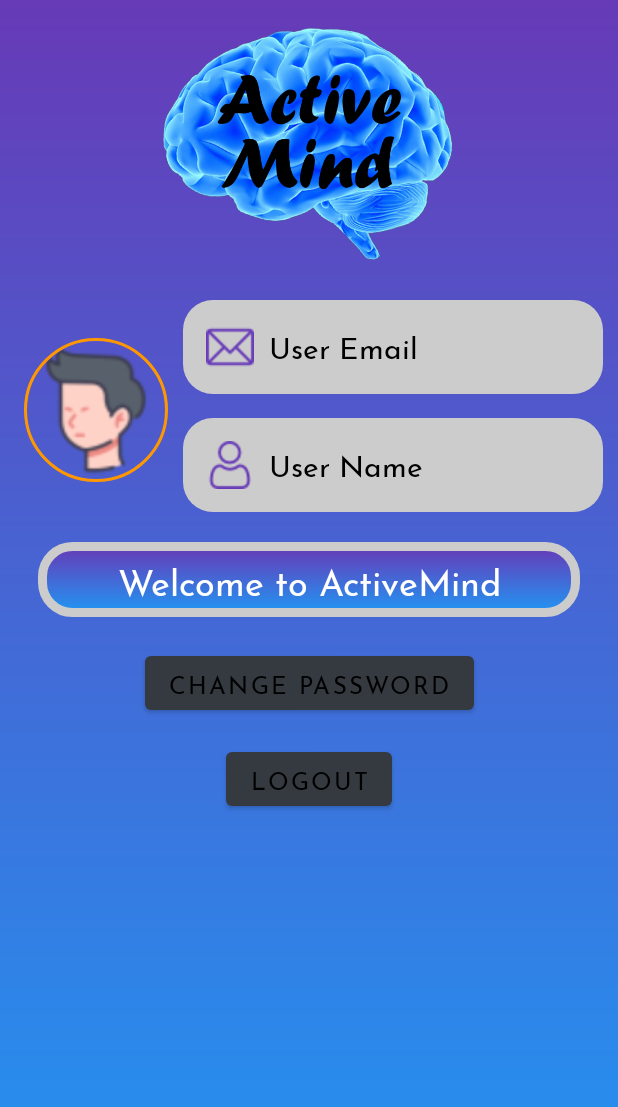
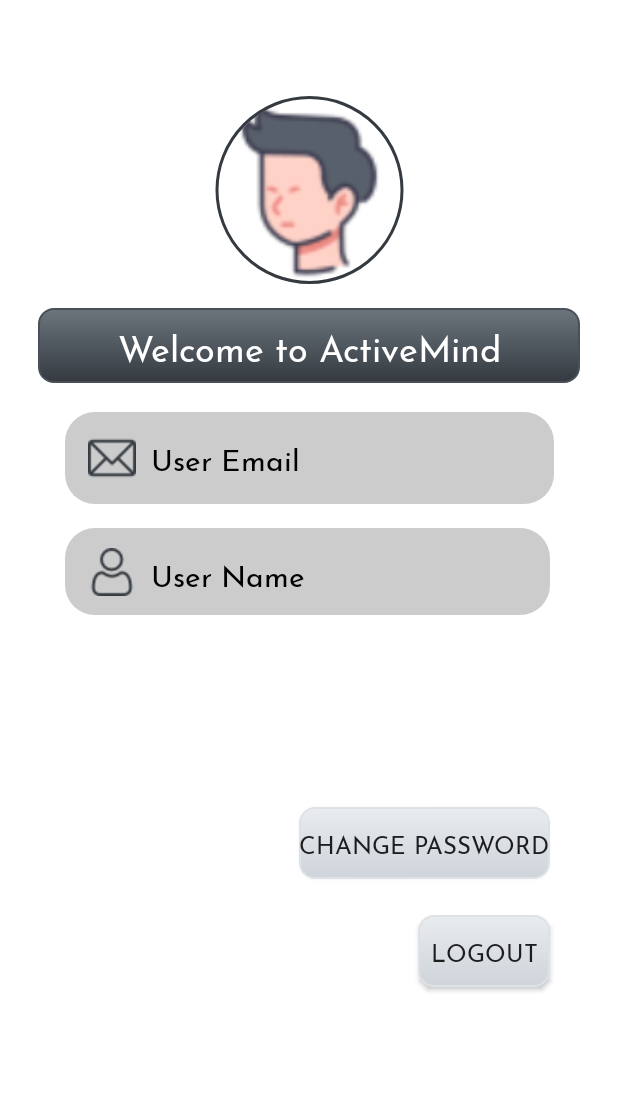
Before and after one commit to mtrhorange/ActiveMind, an Android app: the layout fragment_profile.xml on its own in the app's theme, with its tools: preview values and no code run, on a phone screen of 412 x 824 dp. Shown: the top 1107 px of the screen. Run offline under Robolectric (Android 15) with nearby library versions, the phone set to English and light mode, and no system bars.

Commit message:
update color

```diff
--- a/app/src/main/res/layout/fragment_graph.xml
+++ b/app/src/main/res/layout/fragment_graph.xml
@@ -25,7 +25,7 @@
             android:layout_height="wrap_content"
             android:layout_margin="16dp"
             android:layout_marginTop="16dp"
-            android:background="@drawable/background"
+            android:background="@color/grey_7"
             android:gravity="center"
             android:padding="6dp"
             android:text="View your Game Scores"
@@ -36,12 +36,13 @@
             app:layout_constraintStart_toStartOf="parent"
             app:layout_constraintTop_toTopOf="parent" />
 
-        <Button
+        <androidx.appcompat.widget.AppCompatButton
             android:id="@+id/leftBtn"
             android:layout_width="50dp"
             android:layout_height="wrap_content"
             android:layout_marginLeft="16dp"
             android:layout_marginTop="4dp"
+            android:background="@drawable/my_button_slient"
             android:text="&lt;"
             android:fontFamily="@font/josefinsans"
             android:textSize="24sp"
@@ -62,12 +63,13 @@
             app:layout_constraintStart_toEndOf="@+id/leftBtn"
             app:layout_constraintTop_toBottomOf="@+id/textView6" />
 
-        <Button
+        <androidx.appcompat.widget.AppCompatButton
             android:id="@+id/rightBtn"
             android:layout_width="50dp"
             android:layout_height="wrap_content"
             android:layout_marginTop="4dp"
             android:layout_marginRight="16dp"
+            android:background="@drawable/my_button_slient"
             android:text="&gt;"
             android:fontFamily="@font/josefinsans"
             android:textSize="24sp"
@@ -86,25 +88,27 @@
 
         </com.github.mikephil.charting.charts.BarChart>
 
-        <Button
+        <androidx.appcompat.widget.AppCompatButton
             android:id="@+id/numberMemoryGameBtn"
             android:layout_width="250dp"
             android:layout_height="48dp"
             android:layout_weight="1"
             android:text="Number Memory Game"
+            android:background="@drawable/my_button_active"
             android:fontFamily="@font/josefinsans"
             android:visibility="gone"
             app:layout_constraintEnd_toEndOf="parent"
             app:layout_constraintStart_toStartOf="parent"
             app:layout_constraintTop_toBottomOf="@+id/barChart" />
 
-        <Button
+        <androidx.appcompat.widget.AppCompatButton
             android:id="@+id/sequenceMemoryGameBtn"
             android:layout_width="250dp"
             android:layout_height="48dp"
             android:layout_weight="1"
             android:visibility="gone"
             android:text="Sequence Memory Game"
+            android:background="@drawable/my_button_active"
             android:fontFamily="@font/josefinsans"
             app:layout_constraintEnd_toEndOf="parent"
             app:layout_constraintStart_toStartOf="parent"
@@ -117,6 +121,7 @@
             android:layout_weight="1"
             android:visibility="gone"
             android:text="Word Memory Game"
+            android:background="@drawable/my_button_active"
             android:fontFamily="@font/josefinsans"
             app:layout_constraintEnd_toEndOf="parent"
             app:layout_constraintStart_toStartOf="parent"
@@ -135,7 +140,7 @@
         android:visibility="gone"
         android:layout_width="match_parent"
         android:layout_height="match_parent"
-        android:background="@drawable/background">
+        android:background="@color/white">
 
         <TextView
             android:id="@+id/LoginMsg"
@@ -143,7 +148,7 @@
             android:layout_height="wrap_content"
             android:layout_marginLeft="32dp"
             android:layout_marginRight="32dp"
-            android:background="@drawable/submit_btn"
+            android:background="@color/grey_7"
             android:gravity="center"
             android:padding="16dp"
             android:text="Please Press the profile icon at the bottom right to login to view data"
--- a/app/src/main/res/layout/fragment_history.xml
+++ b/app/src/main/res/layout/fragment_history.xml
@@ -24,7 +24,7 @@
         android:visibility="visible"
         android:layout_width="match_parent"
         android:layout_height="match_parent"
-        android:background="@drawable/background">
+        android:background="@color/white">
 
         <TextView
             android:id="@+id/LoginMsg"
@@ -32,7 +32,7 @@
             android:layout_height="wrap_content"
             android:layout_marginLeft="32dp"
             android:layout_marginRight="32dp"
-            android:background="@drawable/submit_btn"
+            android:background="@color/grey_7"
             android:gravity="center"
             android:padding="16dp"
             android:text="Please Press the profile icon at the bottom right to login to view data"
--- a/app/src/main/res/layout/fragment_profile.xml
+++ b/app/src/main/res/layout/fragment_profile.xml
@@ -10,7 +10,7 @@
     <androidx.constraintlayout.widget.ConstraintLayout
         android:layout_width="match_parent"
         android:layout_height="match_parent"
-        android:background="@drawable/background"
+        android:background="@color/white"
         android:visibility="gone"
         android:id="@+id/LoginGroup">
 
@@ -142,112 +142,105 @@
         android:id="@+id/LoggedInGroup"
         android:layout_width="match_parent"
         android:layout_height="match_parent"
-        android:background="@drawable/background"
+        android:background="@color/white"
         android:visibility="visible">
-
-        <ImageView
-            android:id="@+id/imageView4"
-            android:layout_width="300dp"
-            android:layout_height="200dp"
-            android:src="@drawable/brain"
-            app:layout_constraintEnd_toEndOf="parent"
-            app:layout_constraintStart_toStartOf="parent"
-            app:layout_constraintTop_toTopOf="parent" />
 
         <TextView
             android:id="@+id/welcomeMsg"
             android:layout_width="0dp"
             android:layout_height="50dp"
             android:layout_marginLeft="25dp"
-            android:layout_marginTop="20dp"
+            android:layout_marginTop="16dp"
             android:layout_marginRight="25dp"
-            android:background="@drawable/rounded_box"
+            android:background="@drawable/my_button_active"
+            android:fontFamily="@font/josefinsans"
             android:gravity="center"
             android:padding="6dp"
             android:text="Welcome to ActiveMind"
-            android:fontFamily="@font/josefinsans"
             android:textColor="@color/white"
             android:textSize="24sp"
             app:layout_constraintEnd_toEndOf="parent"
             app:layout_constraintStart_toStartOf="parent"
-            app:layout_constraintTop_toBottomOf="@+id/text_logged_in_name" />
+            app:layout_constraintTop_toBottomOf="@+id/profile_image" />
 
         <de.hdodenhof.circleimageview.CircleImageView
             android:id="@+id/profile_image"
-            android:layout_width="96dp"
-            android:layout_height="96dp"
-            android:layout_marginLeft="16dp"
-            android:layout_marginTop="25dp"
+            android:layout_width="130dp"
+            android:layout_height="125dp"
+            android:layout_marginTop="64dp"
             android:src="@drawable/head"
-            app:civ_border_color="@color/orange"
+            app:civ_border_color="@color/grey_8"
             app:civ_border_width="2dp"
+            app:layout_constraintEnd_toEndOf="parent"
             app:layout_constraintStart_toStartOf="parent"
-            app:layout_constraintTop_toBottomOf="@+id/imageView4" />
+            app:layout_constraintTop_toTopOf="parent" />
 
         <TextView
             android:id="@+id/text_logged_in_email"
-            android:layout_width="0dp"
-            android:layout_height="wrap_content"
-            android:layout_marginLeft="10dp"
-            android:layout_marginRight="10dp"
+            android:layout_width="326dp"
+            android:layout_height="61dp"
+            android:layout_marginTop="19dp"
             android:background="@drawable/loginbox"
             android:drawableLeft="@drawable/email"
             android:drawablePadding="10dp"
-            android:drawableTint="@color/colorPurple"
+            android:drawableTint="@color/grey_8"
             android:ems="10"
+            android:fontFamily="@font/josefinsans"
             android:padding="15dp"
             android:text="User Email"
-            android:fontFamily="@font/josefinsans"
             android:textColor="@color/black"
             android:textSize="20sp"
-            app:layout_constraintEnd_toEndOf="parent"
-            app:layout_constraintStart_toEndOf="@+id/profile_image"
-            app:layout_constraintTop_toBottomOf="@+id/imageView4" />
-
-        <TextView
-            android:id="@+id/text_logged_in_name"
-            android:layout_width="0dp"
-            android:layout_height="wrap_content"
-            android:layout_marginLeft="10dp"
-            android:layout_marginTop="16dp"
-            android:layout_marginRight="10dp"
-            android:background="@drawable/loginbox"
-            android:drawableLeft="@drawable/user"
-            android:drawablePadding="10dp"
-            android:drawableTint="@color/colorPurple"
-            android:ems="10"
-            android:padding="15dp"
-            android:text="User Name"
-            android:fontFamily="@font/josefinsans"
-            android:textColor="@color/black"
-            android:textSize="20sp"
-            app:layout_constraintEnd_toEndOf="parent"
-            app:layout_constraintStart_toEndOf="@+id/profile_image"
-            app:layout_constraintTop_toBottomOf="@+id/text_logged_in_email" />
-
-        <Button
-            android:id="@+id/button_change_password"
-            android:layout_width="wrap_content"
-            android:layout_height="wrap_content"
-            android:layout_marginTop="20dp"
-            android:text="Change Password"
-            android:fontFamily="@font/josefinsans"
-            android:textSize="16sp"
             app:layout_constraintEnd_toEndOf="parent"
             app:layout_constraintStart_toStartOf="parent"
             app:layout_constraintTop_toBottomOf="@+id/welcomeMsg" />
 
-        <Button
+        <TextView
+            android:id="@+id/text_logged_in_name"
+            android:layout_width="323dp"
+            android:layout_height="58dp"
+            android:layout_marginTop="16dp"
+            android:background="@drawable/loginbox"
+            android:drawableLeft="@drawable/user"
+            android:drawablePadding="10dp"
+            android:drawableTint="@color/grey_8"
+            android:ems="10"
+            android:fontFamily="@font/josefinsans"
+            android:padding="15dp"
+            android:text="User Name"
+            android:textColor="@color/black"
+            android:textSize="20sp"
+            app:layout_constraintEnd_toEndOf="parent"
+            app:layout_constraintHorizontal_bias="0.488"
+            app:layout_constraintStart_toStartOf="parent"
+            app:layout_constraintTop_toBottomOf="@+id/text_logged_in_email" />
+
+        <androidx.appcompat.widget.AppCompatButton
+            android:id="@+id/button_change_password"
+            android:layout_width="wrap_content"
+            android:layout_height="wrap_content"
+            android:layout_marginTop="128dp"
+            android:background="@drawable/my_button_slient"
+            android:fontFamily="@font/josefinsans"
+            android:text="Change Password"
+            android:textSize="16sp"
+            app:layout_constraintEnd_toEndOf="@+id/text_logged_in_name"
+            app:layout_constraintHorizontal_bias="1.0"
+            app:layout_constraintStart_toStartOf="parent"
+            app:layout_constraintTop_toBottomOf="@+id/text_logged_in_name" />
+
+        <androidx.appcompat.widget.AppCompatButton
             android:id="@+id/button_logout"
             android:layout_width="wrap_content"
             android:layout_height="wrap_content"
-            android:layout_marginTop="16dp"
+            android:layout_marginTop="24dp"
+            android:background="@drawable/my_button_slient"
+            android:fontFamily="@font/josefinsans"
             android:text="Logout"
-            android:fontFamily="@font/josefinsans"
             android:textSize="16sp"
-            app:layout_constraintEnd_toEndOf="parent"
+            app:layout_constraintEnd_toEndOf="@+id/button_change_password"
+            app:layout_constraintHorizontal_bias="1.0"
             app:layout_constraintStart_toStartOf="parent"
-            app:layout_constraintTop_toBottomOf="@id/button_change_password" />
+            app:layout_constraintTop_toBottomOf="@+id/button_change_password" />
 
     </androidx.constraintlayout.widget.ConstraintLayout>
 
```
